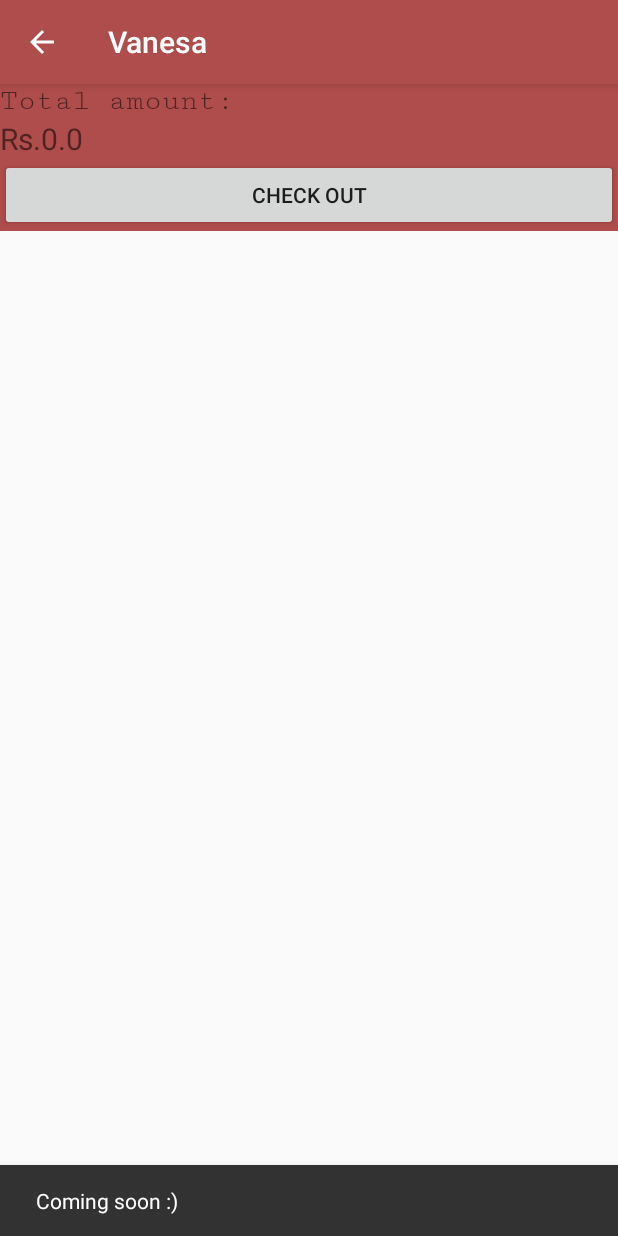
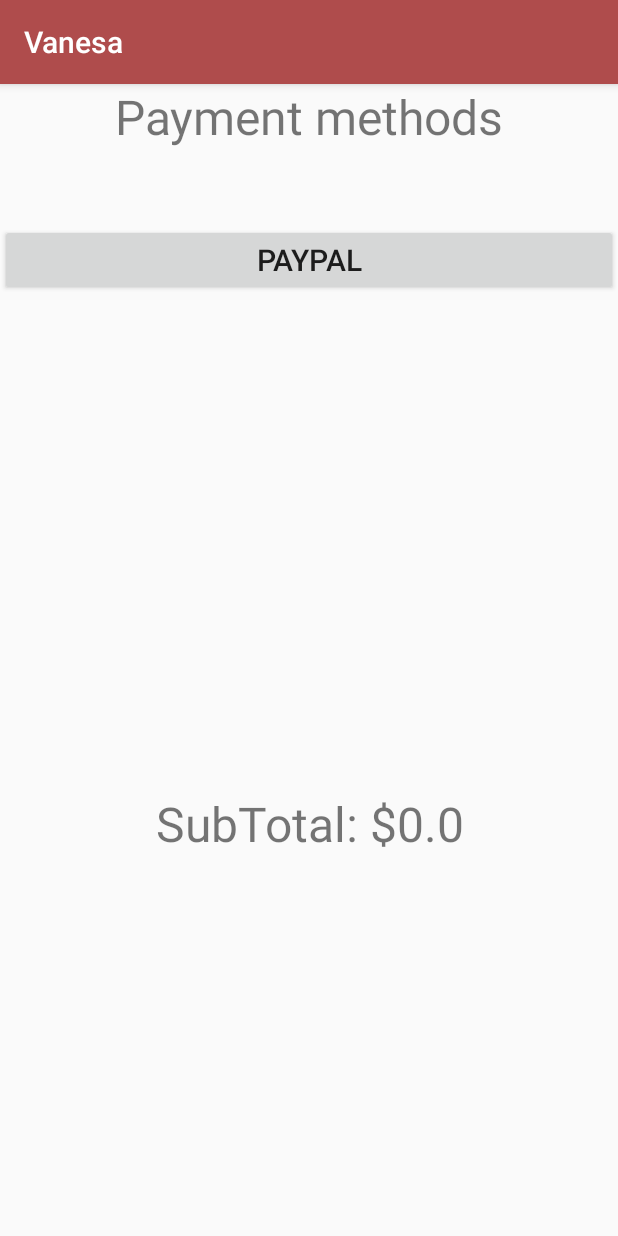
Before and after one commit to mobeenriaz89/AndroidProjects, an Android app: the ShoppingCart screen opened directly, with no data from a screen before it, after a tap on "CHECK OUT", on a phone screen of 412 x 824 dp. Run offline under Robolectric (Android 15) with nearby library versions, the phone set to English and light mode, and no system bars; libraries missing offline, so code that uses them is left out: com.paypal.android; 1 statement that could not run was skipped.

Commit message:
Paypal integration

```diff
--- a/app/build.gradle
+++ b/app/build.gradle
@@ -35,6 +35,6 @@ dependencies {
     compile 'com.android.support:cardview-v7:25.1.1'
     compile 'com.paypal.sdk:rest-api-sdk:+'
     compile 'com.paypal.sdk:paypal-android-sdk:+'
-    compile 'com.android.support.constraint:constraint-layout:1.0.2'
+    compile 'com.android.support.constraint:constraint-layout:1.0.0-alpha4'
     testCompile 'junit:junit:4.12'
 }
--- a/app/src/main/java/com/mubeen/vanesa/activites/MainActivity.java
+++ b/app/src/main/java/com/mubeen/vanesa/activites/MainActivity.java
@@ -31,6 +31,7 @@ import com.mubeen.vanesa.fragments.ItemFragment;
 import com.mubeen.vanesa.helper.SQLiteHandler;
 import com.mubeen.vanesa.helper.SessionManager;
 import com.mubeen.vanesa.util.CartSharedPrefferences;
+import com.paypal.android.sdk.payments.PayPalConfiguration;
 
 import org.json.JSONArray;
 import org.json.JSONException;
@@ -56,6 +57,7 @@ public class MainActivity extends AppCompatActivity
     NavigationView navigationView;
 
     ArrayList<ProductCategory> categoriesList;
+
 
     @Override
     protected void onCreate(Bundle savedInstanceState) {
--- /dev/null
+++ b/app/src/main/java/com/mubeen/vanesa/activites/MyPaymentActivity.java
@@ -0,0 +1,95 @@
+package com.mubeen.vanesa.activites;
+
+import android.content.Intent;
+import java.math.BigDecimal;
+import android.support.v7.app.AppCompatActivity;
+import android.os.Bundle;
+import android.view.View;
+import android.widget.Button;
+import android.widget.TextView;
+import android.widget.Toast;
+
+import com.mubeen.vanesa.R;
+import com.mubeen.vanesa.app.AppConfig;
+import com.mubeen.vanesa.util.CartSharedPrefferences;
+import com.paypal.android.sdk.payments.PayPalConfiguration;
+import com.paypal.android.sdk.payments.PayPalPayment;
+import com.paypal.android.sdk.payments.PayPalPaymentDetails;
+import com.paypal.android.sdk.payments.PayPalService;
+
+public class MyPaymentActivity extends AppCompatActivity {
+
+    BigDecimal finalamount;
+    TextView textViewTotalAmount;
+    Button paypalButton;
+    private static final int REQUEST_CODE_PAYMENT = 1;
+
+    private static PayPalConfiguration paypalConfig = new PayPalConfiguration()
+            .environment(AppConfig.PAYPAL_ENVIRONMENT).clientId(
+                    AppConfig.PAYPAL_CLIENT_ID);
+    @Override
+    protected void onCreate(Bundle savedInstanceState) {
+        super.onCreate(savedInstanceState);
+        setContentView(R.layout.activity_payment);
+        Intent i = getIntent();
+        finalamount = BigDecimal.valueOf(new CartSharedPrefferences().getCartAmount(this));
+        textViewTotalAmount = (TextView) findViewById(R.id.textView_totalamount);
+        textViewTotalAmount.setText("SubTotal: $" + finalamount.toString());
+        paypalButton = (Button) findViewById(R.id.paypal_payment);
+            paypalButton.setActivated(false);
+
+        paypalButton.setOnClickListener(new View.OnClickListener() {
+            @Override
+            public void onClick(View v) {
+                    checkout();
+
+            }
+        });
+    }
+
+    private boolean checkout() {
+        PayPalPayment thingsToBuy = prepareFinalCart();
+
+        Intent intent = new Intent(MyPaymentActivity.this, com.paypal.android.sdk.payments.PaymentActivity.class);
+
+        intent.putExtra(PayPalService.EXTRA_PAYPAL_CONFIGURATION, paypalConfig);
+
+        intent.putExtra(com.paypal.android.sdk.payments.PaymentActivity.EXTRA_PAYMENT, thingsToBuy);
+
+        startActivityForResult(intent, REQUEST_CODE_PAYMENT);
+        return true;
+    }
+
+    private PayPalPayment prepareFinalCart() {
+
+        //PayPalItem[] items = new PayPalItem[1];
+//        items = (PayPalItem[]) cartArrayList.toArray(items);
+
+        // Total amount
+        java.math.BigDecimal subtotal = finalamount;
+
+        // If you have shipping cost, add it here
+        java.math.BigDecimal shipping = new java.math.BigDecimal("0.0");
+
+        // If you have tax, add it here
+        java.math.BigDecimal tax = new java.math.BigDecimal("0.0");
+
+        PayPalPaymentDetails paymentDetails = new PayPalPaymentDetails(
+                shipping, subtotal, tax);
+
+        java.math.BigDecimal amount = subtotal.add(shipping).add(tax);
+
+        PayPalPayment payment = new PayPalPayment(
+                amount,
+                AppConfig.DEFAULT_CURRENCY,
+                "Description about transaction. This will be displayed to the user.",
+                AppConfig.PAYMENT_INTENT);
+
+        //payment.items(items).paymentDetails(paymentDetails);
+
+        // Custom field like invoice_number etc.,
+        payment.custom("This is text that will be associated with the payment that the app can use.");
+
+        return payment;
+    }
+}
--- a/app/src/main/java/com/mubeen/vanesa/activites/ShoppingCart.java
+++ b/app/src/main/java/com/mubeen/vanesa/activites/ShoppingCart.java
@@ -1,55 +1,59 @@
 package com.mubeen.vanesa.activites;
 
-import android.support.design.widget.Snackbar;
+import android.content.Intent;
 import android.support.v7.app.AppCompatActivity;
 import android.os.Bundle;
 import android.view.View;
 import android.widget.Button;
-import android.widget.LinearLayout;
 import android.widget.ListView;
 import android.widget.TextView;
 
 import com.mubeen.vanesa.R;
 import com.mubeen.vanesa.model.CustomCartListAdapter;
 import com.mubeen.vanesa.util.CartSharedPrefferences;
-import com.paypal.base.rest.APIContext;
-import com.paypal.base.rest.PayPalRESTException;
 
+
+import java.math.BigDecimal;
 import java.util.ArrayList;
 
 public class ShoppingCart extends AppCompatActivity {
 
     ListView cartList;
-    TextView totalAmount;
+    TextView totalAmountTextView;
     CustomCartListAdapter cartlistadapter;
     Button checkoutButton;
     public static ArrayList cartArrayList;
+    BigDecimal finalAmount;
+
+
     @Override
     protected void onCreate(Bundle savedInstanceState) {
         super.onCreate(savedInstanceState);
         setContentView(R.layout.activity_shopping_cart);
         cartList = (ListView)findViewById(R.id.cartList);
-        totalAmount = (TextView) findViewById(R.id.totalamount);
+        totalAmountTextView = (TextView) findViewById(R.id.totalamount);
         checkoutButton = (Button) findViewById(R.id.button_checkout);
         cartArrayList = new CartSharedPrefferences().getCartProducts(this);
         if(cartArrayList != null) {
             cartlistadapter = new CustomCartListAdapter(this, cartArrayList);
         }
         cartList.setAdapter(cartlistadapter);
-        totalAmount.setText("Rs." + String.valueOf(new CartSharedPrefferences().getCartAmount(this)));
-        checkoutButton.setOnClickListener(new View.OnClickListener() {
+        finalAmount = BigDecimal.valueOf(new CartSharedPrefferences().getCartAmount(this));
+        totalAmountTextView.setText("Rs." + String.valueOf(finalAmount));
+        if(new CartSharedPrefferences().getCartProducts(this).isEmpty()) {
+            checkoutButton.setEnabled(false);
+        }else{
+            checkoutButton.setEnabled(true);
+
+        }
+            checkoutButton.setOnClickListener(new View.OnClickListener() {
             @Override
             public void onClick(View v) {
-                checkout();
+                Intent i = new Intent(ShoppingCart.this,MyPaymentActivity.class);
+                startActivity(i);
             }
         });
     }
 
-    private boolean checkout() {
-        View v = findViewById(R.id.activity_shopping_cart);
-        Snackbar.make(v,"Coming soon :)", Snackbar.LENGTH_SHORT).show();
-        return true;
-    }
-
 
 }
--- /dev/null
+++ b/app/src/main/res/layout/activity_payment.xml
@@ -0,0 +1,41 @@
+<?xml version="1.0" encoding="utf-8"?>
+<LinearLayout xmlns:android="http://schemas.android.com/apk/res/android"
+    xmlns:app="http://schemas.android.com/apk/res-auto"
+    xmlns:tools="http://schemas.android.com/tools"
+    android:layout_width="match_parent"
+    android:layout_height="match_parent"
+
+    android:orientation="vertical"
+    tools:context="com.mubeen.vanesa.activites.MyPaymentActivity">
+
+    <TextView
+        android:layout_width="match_parent"
+        android:layout_height="wrap_content"
+        android:text="Payment methods"
+        android:textAlignment="center"
+        android:textSize="32sp"/>
+
+    <Button
+        android:id="@+id/paypal_payment"
+        android:layout_width="match_parent"
+        android:layout_height="wrap_content"
+        android:text="Paypal"
+        android:layout_gravity="center"
+        android:textAlignment="center"
+        android:textSize="20sp"
+        tools:layout_editor_absoluteX="148dp"
+        tools:layout_editor_absoluteY="231dp"
+        android:layout_marginTop="50dp"
+        />
+
+    <TextView
+        android:id="@+id/textView_totalamount"
+        android:layout_width="match_parent"
+        android:layout_height="wrap_content"
+        android:text="Total amount:$100"
+        android:textAlignment="center"
+        android:textSize="32sp"
+        android:layout_marginTop="330dp"/>
+
+
+</LinearLayout>
```
Also changed, not shown: app/src/main/AndroidManifest.xml (+11 -12 lines), app/src/main/java/com/mubeen/vanesa/app/AppConfig.java (+13 -3 lines).
